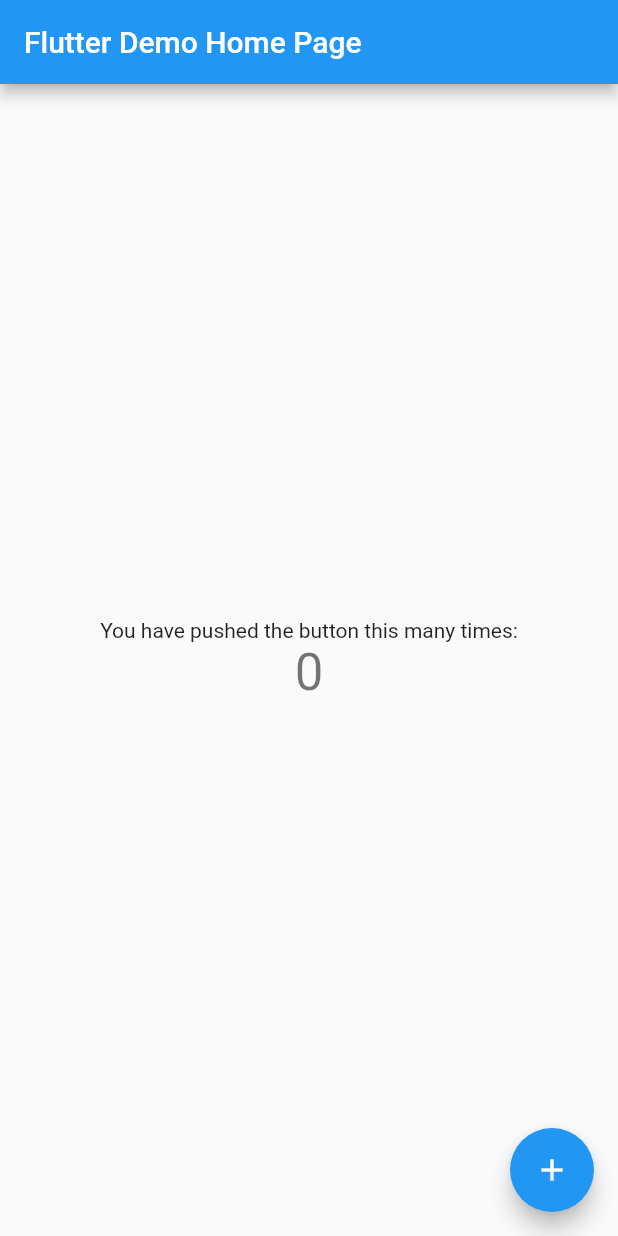
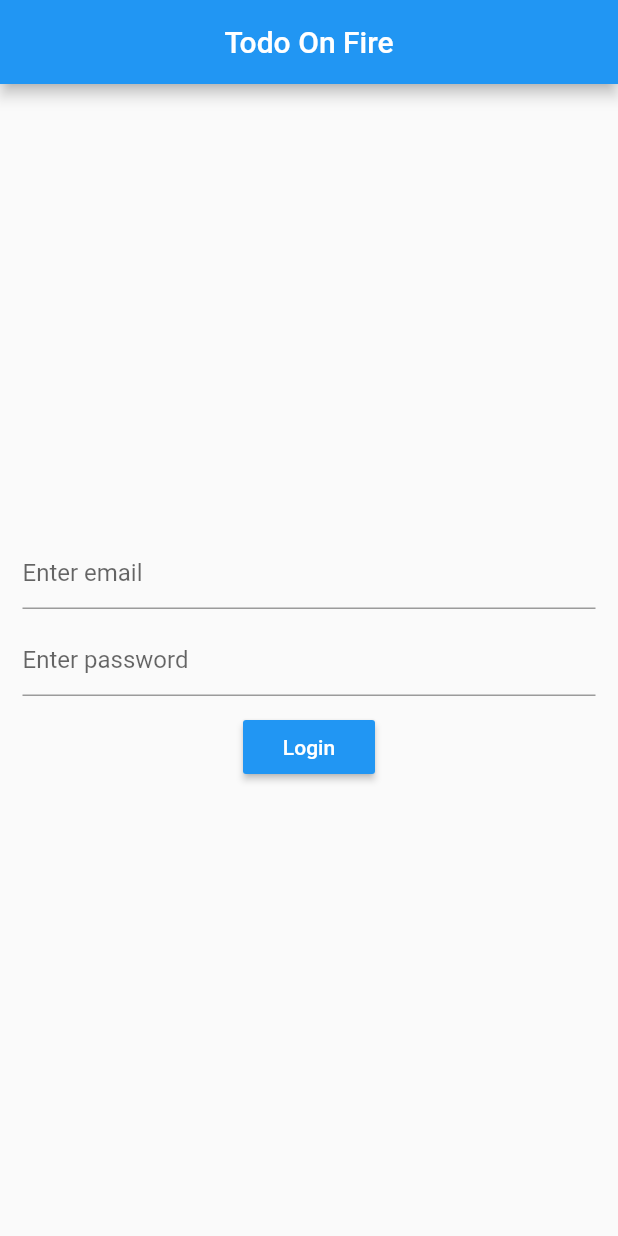
Before and after one commit to vangeytedvg/TodoOnFire, a Flutter app: the screen it shows after launch, on a phone screen of 412 x 824 dp. Run offline on Flutter 3.47's test engine with Material 2 defaults, Android fonts, the phone set to English and light mode, and no system bars; our stand-ins replace cloud_firestore, firebase_auth; accounts and stored records are empty.

Commit message:
Latest Version

```diff
--- a/todo_onfire/lib/main.dart
+++ b/todo_onfire/lib/main.dart
@@ -1,111 +1,40 @@
 import 'package:flutter/material.dart';
 
-void main() => runApp(MyApp());
+import 'screens/loginpage.dart';
+import 'screens/dashboard.dart';
+
+void main() => runApp(new MyApp());
 
 class MyApp extends StatelessWidget {
   // This widget is the root of your application.
   @override
   Widget build(BuildContext context) {
-    return MaterialApp(
-      title: 'Flutter Demo',
-      theme: ThemeData(
-        // This is the theme of your application.
-        //
-        // Try running your application with "flutter run". You'll see the
-        // application has a blue toolbar. Then, without quitting the app, try
-        // changing the primarySwatch below to Colors.green and then invoke
-        // "hot reload" (press "r" in the console where you ran "flutter run",
-        // or simply save your changes to "hot reload" in a Flutter IDE).
-        // Notice that the counter didn't reset back to zero; the application
-        // is not restarted.
-        primarySwatch: Colors.blue,
-      ),
-      home: MyHomePage(title: 'Flutter Demo Home Page'),
+    return new MaterialApp(
+      home: new MyHomePage(),
+      routes:<String, WidgetBuilder> {
+        '/homepage' : (BuildContext context) => DashboardPage()
+      },
     );
   }
 }
 
 class MyHomePage extends StatefulWidget {
-  MyHomePage({Key key, this.title}) : super(key: key);
-
-  // This widget is the home page of your application. It is stateful, meaning
-  // that it has a State object (defined below) that contains fields that affect
-  // how it looks.
-
-  // This class is the configuration for the state. It holds the values (in this
-  // case the title) provided by the parent (in this case the App widget) and
-  // used by the build method of the State. Fields in a Widget subclass are
-  // always marked "final".
-
-  final String title;
-
   @override
-  _MyHomePageState createState() => _MyHomePageState();
+  _MyHomePageState createState() => new _MyHomePageState();
 }
 
 class _MyHomePageState extends State<MyHomePage> {
-  int _counter = 0;
-
-  void _incrementCounter() {
-    setState(() {
-      // This call to setState tells the Flutter framework that something has
-      // changed in this State, which causes it to rerun the build method below
-      // so that the display can reflect the updated values. If we changed
-      // _counter without calling setState(), then the build method would not be
-      // called again, and so nothing would appear to happen.
-      _counter++;
-    });
-  }
-
   @override
   Widget build(BuildContext context) {
-    // This method is rerun every time setState is called, for instance as done
-    // by the _incrementCounter method above.
-    //
-    // The Flutter framework has been optimized to make rerunning build methods
-    // fast, so that you can just rebuild anything that needs updating rather
-    // than having to individually change instances of widgets.
-    return Scaffold(
-      appBar: AppBar(
-        // Here we take the value from the MyHomePage object that was created by
-        // the App.build method, and use it to set our appbar title.
-        title: Text(widget.title),
+    return new Scaffold(
+      appBar: new AppBar(
+        title: new Text('Todo On Fire'),
+        backgroundColor: Colors.blue,
+        centerTitle: true,
       ),
-      body: Center(
-        // Center is a layout widget. It takes a single child and positions it
-        // in the middle of the parent.
-        child: Column(
-          // Column is also layout widget. It takes a list of children and
-          // arranges them vertically. By default, it sizes itself to fit its
-          // children horizontally, and tries to be as tall as its parent.
-          //
-          // Invoke "debug painting" (press "p" in the console, choose the
-          // "Toggle Debug Paint" action from the Flutter Inspector in Android
-          // Studio, or the "Toggle Debug Paint" command in Visual Studio Code)
-          // to see the wireframe for each widget.
-          //
-          // Column has various properties to control how it sizes itself and
-          // how it positions its children. Here we use mainAxisAlignment to
-          // center the children vertically; the main axis here is the vertical
-          // axis because Columns are vertical (the cross axis would be
-          // horizontal).
-          mainAxisAlignment: MainAxisAlignment.center,
-          children: <Widget>[
-            Text(
-              'You have pushed the button this many times:',
-            ),
-            Text(
-              '$_counter',
-              style: Theme.of(context).textTheme.display1,
-            ),
-          ],
+      body:  new Center(
+          child: LoginPage(),
         ),
-      ),
-      floatingActionButton: FloatingActionButton(
-        onPressed: _incrementCounter,
-        tooltip: 'Increment',
-        child: Icon(Icons.add),
-      ), // This trailing comma makes auto-formatting nicer for build methods.
-    );
+      );
   }
 }
--- /dev/null
+++ b/todo_onfire/lib/screens/loginpage.dart
@@ -0,0 +1,54 @@
+import 'package:flutter/material.dart';
+//Firebase Auth
+import 'package:firebase_auth/firebase_auth.dart';
+
+class LoginPage extends StatefulWidget {
+  @override
+  _LoginPageState createState() => _LoginPageState();
+}
+
+class _LoginPageState extends State<LoginPage> {
+  String email;
+  String password;
+
+  @override
+  Widget build(BuildContext context) {
+    return Container(
+      padding: EdgeInsets.all(15.0),
+      child: Column(
+        mainAxisAlignment: MainAxisAlignment.center,
+        children: <Widget>[
+          TextField(
+            decoration: InputDecoration(hintText: 'Enter email'),
+            onChanged: (value) {
+              this.email = value;
+            },
+          ),
+          SizedBox(height: 10.0),
+          TextField(
+            decoration: InputDecoration(hintText: 'Enter password'),
+            onChanged: (value) {
+              this.password = value;
+            },
+            obscureText: true,
+          ),
+          SizedBox(height: 10.0),
+          RaisedButton(
+              onPressed: () {
+                FirebaseAuth.instance
+                    .signInWithEmailAndPassword(
+                        email: this.email, password: this.password)
+                    .then((signedInUser) {
+                  Navigator.of(context).pushReplacementNamed('/homepage');
+                }).catchError((e) {
+                  print(e);
+                });
+              },
+              textColor: Colors.white,
+              child: Text('Login'),
+              color: Colors.blue)
+        ],
+      ),
+    );
+  }
+}
--- a/todo_onfire/pubspec.yaml
+++ b/todo_onfire/pubspec.yaml
@@ -17,6 +17,8 @@ environment:
   sdk: ">=2.1.0 <3.0.0"
 
 dependencies:
+  firebase_auth:
+  cloud_firestore:
   flutter:
     sdk: flutter
 
```
Also changed, not shown: todo_onfire/lib/models/todo.dart (added, +61 -0 lines), todo_onfire/lib/screens/dashboard.dart (added, +318 -0 lines), todo_onfire/lib/services/crud.dart (added, +77 -0 lines), todo_onfire/pubspec.lock, 9 other files.
